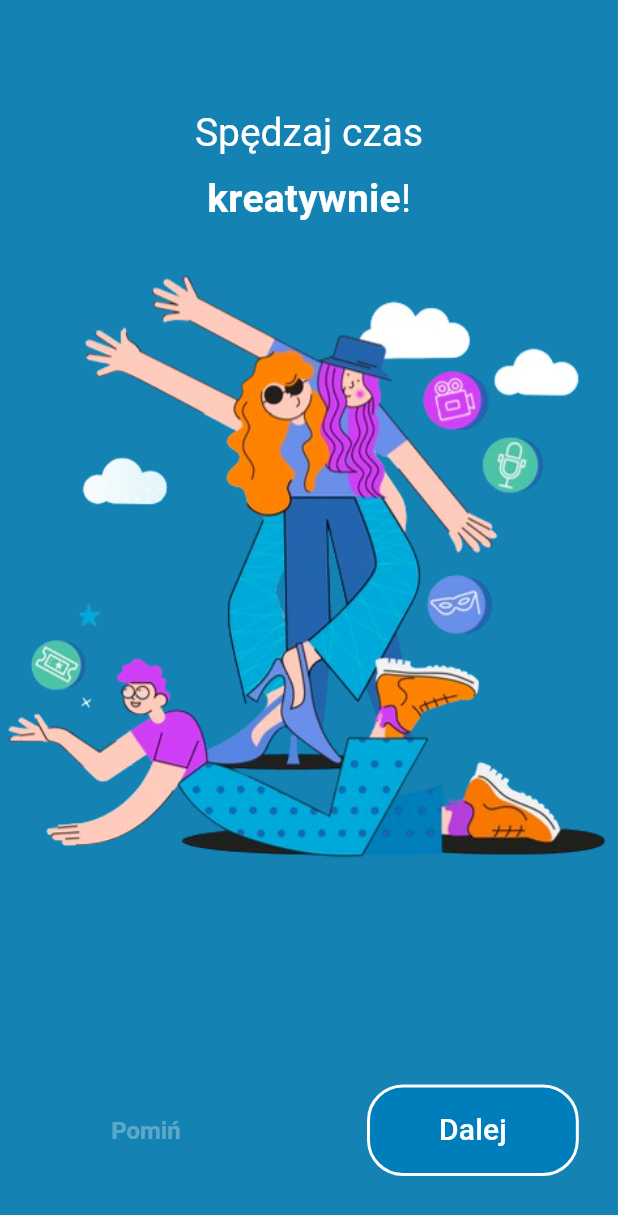
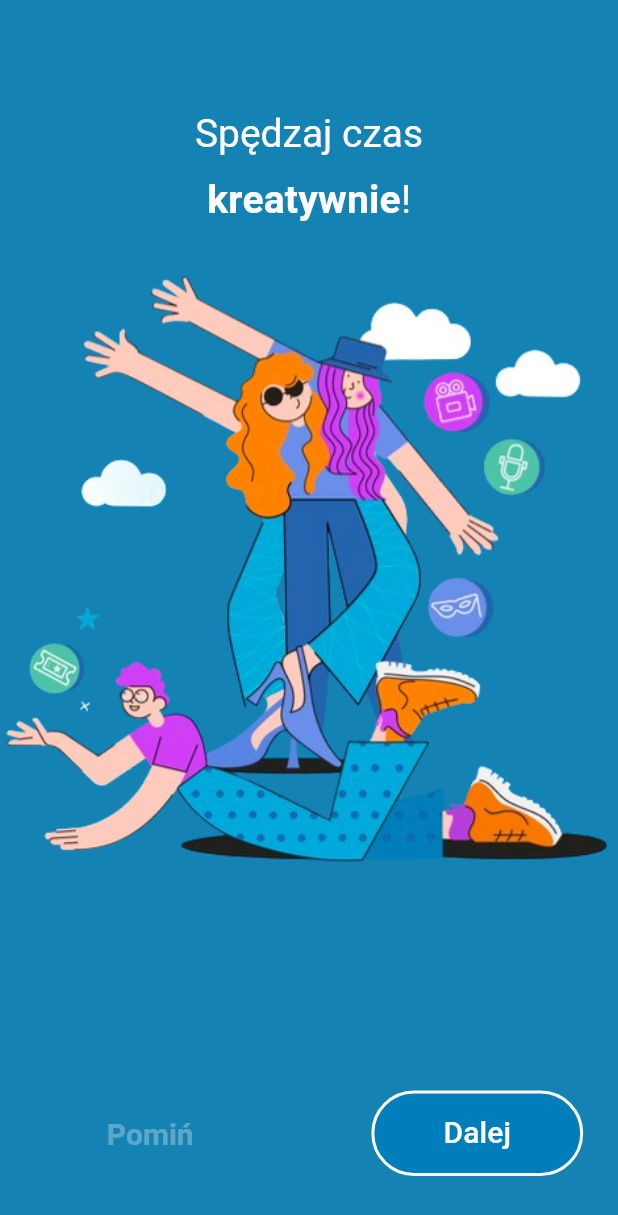
Before and after one commit to Zalezny/splash_app, a Flutter app: the screen it shows after launch, on a phone screen of 412 x 824 dp. Shown: the top 1215 px of the screen. Run offline on Flutter 3.47's test engine with Material 3 defaults, Android fonts, the phone set to English and light mode, and no system bars.

Commit message:
Fix style buttons

```diff
--- a/lib/core/constants/app_strings.dart
+++ b/lib/core/constants/app_strings.dart
@@ -13,7 +13,7 @@ class AppStrings {
   static const pathsBold = 'szlaki';
   static const remindersBold = 'przypomnienia';
   static const upToDateBold = 'na bieżąco';
-  static const yourRhythmBold = 'swój rytm';
+  static const yourRhythmBold = 'swój rytm!';
 
   // Second line parts
   static const inEventsSuffix = 'w wydarzeniach!';
--- a/lib/core/themes/app_theme.dart
+++ b/lib/core/themes/app_theme.dart
@@ -6,25 +6,21 @@ class AppTheme {
         primaryColor: AppColors.primary,
         scaffoldBackgroundColor: AppColors.primary,
         textTheme: const TextTheme(
-          // Styl dla głównych tytułów
           titleLarge: TextStyle(
             fontSize: 26,
             color: AppColors.textWhite,
             fontWeight: FontWeight.w400,
           ),
-          // Styl dla pogrubionych tytułów
           titleMedium: TextStyle(
             fontSize: 26,
             color: AppColors.textWhite,
             fontWeight: FontWeight.bold,
           ),
-          // Styl dla przycisków
           labelLarge: TextStyle(
             fontSize: 16,
             color: AppColors.textWhite,
             fontWeight: FontWeight.w600,
           ),
-          // Styl dla przycisków pomocniczych (np. "Pomiń")
           labelMedium: TextStyle(
             fontSize: 16,
             color: AppColors.textWhite70,
@@ -49,10 +45,10 @@ class AppTheme {
             backgroundColor: AppColors.primaryDark,
             padding: const EdgeInsets.symmetric(
               horizontal: 48,
-              vertical: 16,
+              vertical: 14,
             ),
             shape: RoundedRectangleBorder(
-              borderRadius: BorderRadius.circular(24),
+              borderRadius: BorderRadius.circular(30),
               side: const BorderSide(color: AppColors.borderWhite, width: 2),
             ),
             elevation: 0,
--- a/lib/screens/splash_page.dart
+++ b/lib/screens/splash_page.dart
@@ -1,9 +1,9 @@
 import 'package:flutter/material.dart';
 
 import '../controllers/splash_page_controller.dart';
-import '../models/splash_page_data.dart';
 import '../widgets/splash_page_buttons.dart';
 import '../widgets/splash_page_image.dart';
+import '../widgets/styled_rich_text.dart';
 
 class SplashPage extends StatefulWidget {
   const SplashPage({super.key});
@@ -30,21 +30,6 @@ class _SplashPageState extends State<SplashPage> {
     super.dispose();
   }
 
-  Widget _buildRichText(List<TextPart> parts) {
-    final textTheme = Theme.of(context).textTheme;
-    return RichText(
-      text: TextSpan(
-        style: textTheme.titleLarge,
-        children: parts.map((part) {
-          return TextSpan(
-            text: part.text,
-            style: part.isBold ? textTheme.titleMedium : null,
-          );
-        }).toList(),
-      ),
-    );
-  }
-
   @override
   Widget build(BuildContext context) {
     return Scaffold(
@@ -63,10 +48,10 @@ class _SplashPageState extends State<SplashPage> {
                   final page = _controller.pages[index];
                   return Column(
                     children: [
-                      _buildRichText(page.titleFirstLineParts),
+                      StyledRichText(parts: page.titleFirstLineParts),
                       if (page.titleSecondLineParts.isNotEmpty) ...[
                         const SizedBox(height: 8),
-                        _buildRichText(page.titleSecondLineParts),
+                        StyledRichText(parts: page.titleSecondLineParts),
                       ],
                       const SizedBox(height: 20),
                       SplashPageImage(
--- a/lib/widgets/splash_page_buttons.dart
+++ b/lib/widgets/splash_page_buttons.dart
@@ -54,6 +54,7 @@ class _NavigationButtons extends StatelessWidget {
             AppStrings.skip,
             style: TextStyle(
               color: currentPage > 0 ? AppColors.textWhite70 : AppColors.textWhite30,
+              fontSize: 20,
             ),
           ),
         ),
--- /dev/null
+++ b/lib/widgets/styled_rich_text.dart
@@ -0,0 +1,27 @@
+import 'package:flutter/material.dart';
+import '../models/splash_page_data.dart';
+
+class StyledRichText extends StatelessWidget {
+  final List<TextPart> parts;
+
+  const StyledRichText({
+    super.key,
+    required this.parts,
+  });
+
+  @override
+  Widget build(BuildContext context) {
+    final textTheme = Theme.of(context).textTheme;
+    return RichText(
+      text: TextSpan(
+        style: textTheme.titleLarge,
+        children: parts.map((part) {
+          return TextSpan(
+            text: part.text,
+            style: part.isBold ? textTheme.titleMedium : null,
+          );
+        }).toList(),
+      ),
+    );
+  }
+}
```
